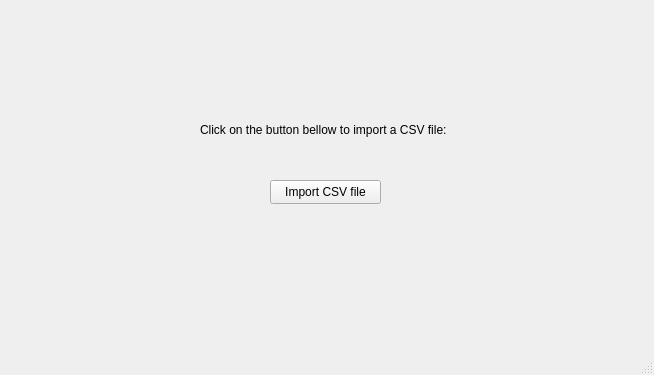
Qt form ImportFile.ui (brunoguedelha99/Tese) before a commit.
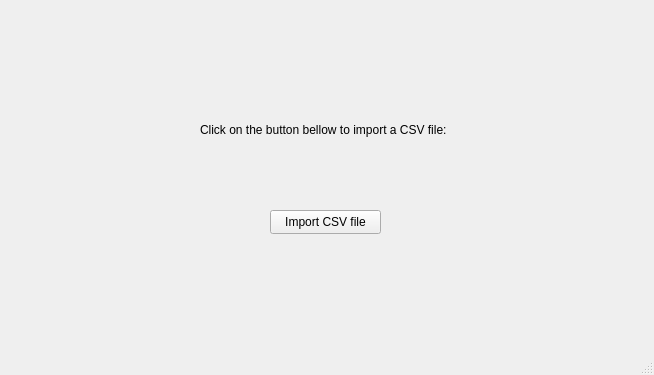
The same form after that commit.

What changed in the file:
```diff
--- a/ImportFile.ui
+++ b/ImportFile.ui
@@ -18,7 +18,7 @@
     <property name="geometry">
      <rect>
       <x>270</x>
-      <y>180</y>
+      <y>210</y>
       <width>111</width>
       <height>24</height>
      </rect>
```
Left out of the diff: 2 changed lines with no effect on the pictures.
